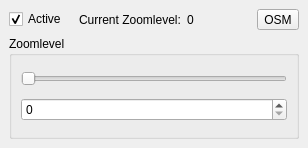
Before: the Qt Designer form ui_tilemapscalelevels.ui in jekhor/TileMapScaleLevels, drawn with Qt 5.
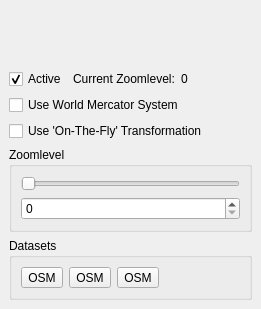
After: the same form once the commit is applied. Icons and pictures are not drawn.

Commit message: Version number error fixed. New datasets added. Crs switches added.

Patch:
```diff
--- a/ui_tilemapscalelevels.ui
+++ b/ui_tilemapscalelevels.ui
@@ -6,10 +6,22 @@
    <rect>
     <x>0</x>
     <y>0</y>
-    <width>308</width>
-    <height>148</height>
+    <width>261</width>
+    <height>309</height>
    </rect>
   </property>
+  <property name="minimumSize">
+   <size>
+    <width>0</width>
+    <height>0</height>
+   </size>
+  </property>
+  <property name="maximumSize">
+   <size>
+    <width>524287</width>
+    <height>309</height>
+   </size>
+  </property>
   <property name="floating">
    <bool>false</bool>
   </property>
@@ -18,6 +30,19 @@
   </property>
   <widget class="QWidget" name="dockWidgetContents">
    <layout class="QVBoxLayout" name="verticalLayout_2">
+    <item>
+     <spacer name="verticalSpacer">
+      <property name="orientation">
+       <enum>Qt::Vertical</enum>
+      </property>
+      <property name="sizeHint" stdset="0">
+       <size>
+        <width>20</width>
+        <height>40</height>
+       </size>
+      </property>
+     </spacer>
+    </item>
     <item>
      <layout class="QHBoxLayout" name="horizontalLayout">
       <item>
@@ -57,24 +82,46 @@
        </widget>
       </item>
       <item>
-       <widget class="QToolButton" name="buttonLoadOSM">
-        <property name="toolTip">
-         <string>Load OSM Layer</string>
+       <spacer name="horizontalSpacer_2">
+        <property name="orientation">
+         <enum>Qt::Horizontal</enum>
         </property>
-        <property name="statusTip">
-         <string>Load OSM Layer</string>
+        <property name="sizeHint" stdset="0">
+         <size>
+          <width>40</width>
+          <height>20</height>
+         </size>
         </property>
-        <property name="text">
-         <string>OSM</string>
-        </property>
-        <property name="icon">
-         <iconset resource="resources.qrc">
-          <normaloff>:/icons/osm_icon.png</normaloff>:/icons/osm_icon.png</iconset>
-        </property>
-       </widget>
+       </spacer>
       </item>
      </layout>
     </item>
+    <item>
+     <widget class="QCheckBox" name="checkBoxUseMercator">
+      <property name="text">
+       <string>Use World Mercator System</string>
+      </property>
+      <property name="checked">
+       <bool>false</bool>
+      </property>
+      <property name="tristate">
+       <bool>false</bool>
+      </property>
+     </widget>
+    </item>
+    <item>
+     <widget class="QCheckBox" name="checkBoxUseOnTheFlyTransformation">
+      <property name="text">
+       <string>Use 'On-The-Fly' Transformation</string>
+      </property>
+      <property name="checked">
+       <bool>false</bool>
+      </property>
+      <property name="tristate">
+       <bool>false</bool>
+      </property>
+     </widget>
+    </item>
     <item>
      <widget class="QGroupBox" name="groupBox">
       <property name="title">
@@ -101,6 +148,101 @@
       </layout>
      </widget>
     </item>
+    <item>
+     <widget class="QGroupBox" name="groupBoxDatasets">
+      <property name="title">
+       <string>Datasets</string>
+      </property>
+      <layout class="QVBoxLayout" name="verticalLayout_3">
+       <item>
+        <layout class="QHBoxLayout" name="horizontalLayout_2">
+         <item>
+          <widget class="QToolButton" name="buttonLoadOSM">
+           <property name="toolTip">
+            <string>Load OSM Layer</string>
+           </property>
+           <property name="statusTip">
+            <string>Load OSM Layer</string>
+           </property>
+           <property name="text">
+            <string>OSM</string>
+           </property>
+           <property name="icon">
+            <iconset resource="resources.qrc">
+             <normaloff>:/icons/icons/osm.png</normaloff>:/icons/icons/osm.png</iconset>
+           </property>
+           <property name="iconSize">
+            <size>
+             <width>32</width>
+             <height>32</height>
+            </size>
+           </property>
+          </widget>
+         </item>
+         <item>
+          <widget class="QToolButton" name="buttonLoadGoogleMaps">
+           <property name="toolTip">
+            <string>Load OSM Layer</string>
+           </property>
+           <property name="statusTip">
+            <string>Load OSM Layer</string>
+           </property>
+           <property name="text">
+            <string>OSM</string>
+           </property>
+           <property name="icon">
+            <iconset resource="resources.qrc">
+             <normaloff>:/icons/icons/googlemaps.png</normaloff>:/icons/icons/googlemaps.png</iconset>
+           </property>
+           <property name="iconSize">
+            <size>
+             <width>32</width>
+             <height>32</height>
+            </size>
+           </property>
+          </widget>
+         </item>
+         <item>
+          <widget class="QToolButton" name="buttonLoadGoogleSatellite">
+           <property name="toolTip">
+            <string>Load OSM Layer</string>
+           </property>
+           <property name="statusTip">
+            <string>Load OSM Layer</string>
+           </property>
+           <property name="text">
+            <string>OSM</string>
+           </property>
+           <property name="icon">
+            <iconset resource="resources.qrc">
+             <normaloff>:/icons/icons/google_earth.png</normaloff>:/icons/icons/google_earth.png</iconset>
+           </property>
+           <property name="iconSize">
+            <size>
+             <width>32</width>
+             <height>32</height>
+            </size>
+           </property>
+          </widget>
+         </item>
+         <item>
+          <spacer name="horizontalSpacer">
+           <property name="orientation">
+            <enum>Qt::Horizontal</enum>
+           </property>
+           <property name="sizeHint" stdset="0">
+            <size>
+             <width>40</width>
+             <height>20</height>
+            </size>
+           </property>
+          </spacer>
+         </item>
+        </layout>
+       </item>
+      </layout>
+     </widget>
+    </item>
    </layout>
   </widget>
  </widget>
```
The commit also changes 13 other files.
